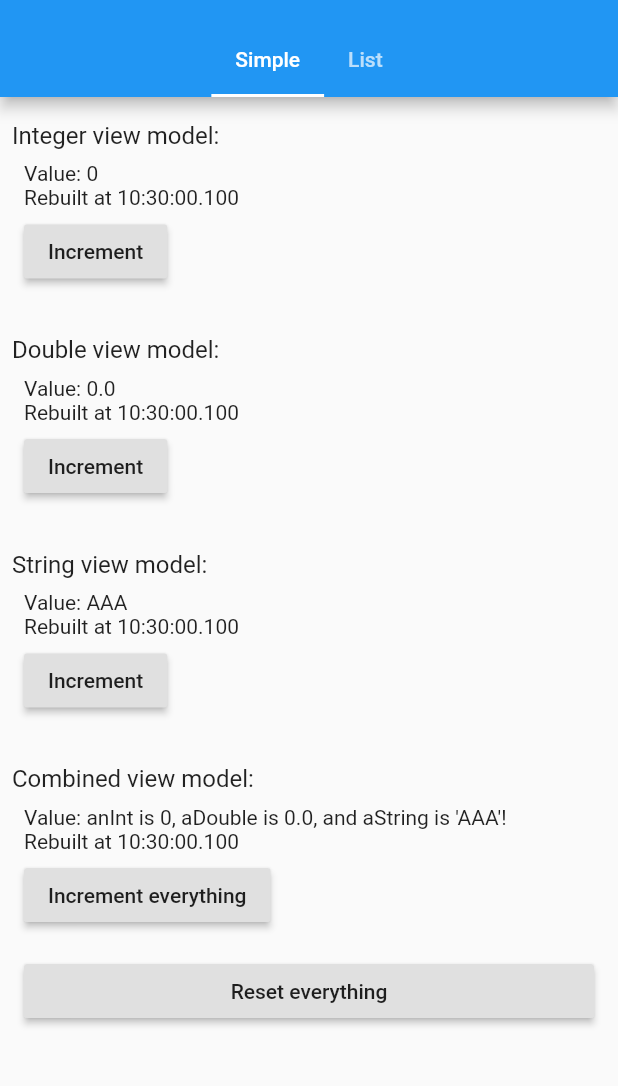
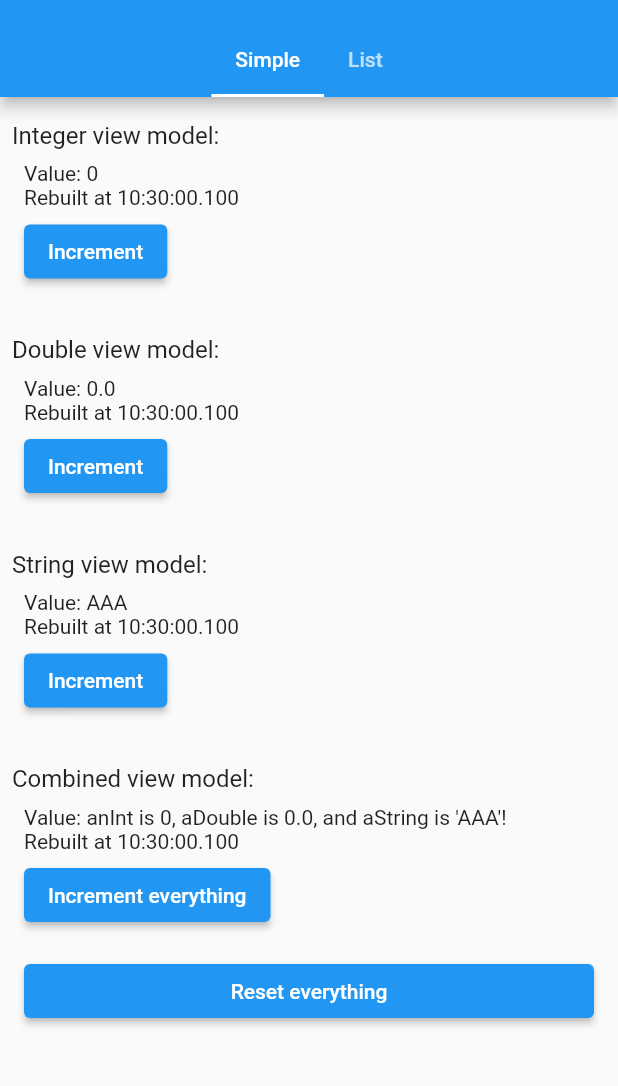
Before and after one commit to RedBrogdon/rebloc, a Flutter app: the screen it shows after launch, on a phone screen of 412 x 824 dp, the part 59-1145 px from its top. Run offline on Flutter 3.47's test engine with Material 2 defaults, Android fonts, the phone set to English and light mode, and no system bars; our stand-ins replace rxdart.

Commit message:
Updating for Flutter 2.

```diff
--- a/example/lib/simple.dart
+++ b/example/lib/simple.dart
@@ -161,7 +161,7 @@ class IntDisplayWidget extends StatelessWidget {
               Text('Value: $viewModel'),
               Text('Rebuilt at $dateStr'),
               SizedBox(height: 4.0),
-              RaisedButton(
+              ElevatedButton(
                 child: Text('Increment'),
                 onPressed: () => dispatcher(IntAction()),
               )
@@ -189,7 +189,7 @@ class DoubleDisplayWidget extends StatelessWidget {
               Text('Value: $viewModel'),
               Text('Rebuilt at $dateStr'),
               SizedBox(height: 4.0),
-              RaisedButton(
+              ElevatedButton(
                 child: Text('Increment'),
                 onPressed: () => dispatcher(DoubleAction()),
               )
@@ -217,7 +217,7 @@ class StringDisplayWidget extends StatelessWidget {
               Text('Value: $viewModel'),
               Text('Rebuilt at $dateStr'),
               SizedBox(height: 4.0),
-              RaisedButton(
+              ElevatedButton(
                 child: Text('Increment'),
                 onPressed: () => dispatcher(StringAction('A')),
               )
@@ -260,7 +260,7 @@ class DescriptionDisplayWidget extends StatelessWidget {
               Text('Value: ${viewModel.description}'),
               Text('Rebuilt at $dateStr'),
               SizedBox(height: 4.0),
-              RaisedButton(
+              ElevatedButton(
                 child: Text('Increment everything'),
                 onPressed: () => dispatcher(DescriptionAction()),
               ),
@@ -318,7 +318,7 @@ class SimpleExamplePage extends StatelessWidget {
               DispatchSubscriber<SimpleAppState>(
                 builder: (context, dispatcher) => Padding(
                   padding: const EdgeInsets.all(8.0),
-                  child: RaisedButton(
+                  child: ElevatedButton(
                     child: Text('Reset everything'),
                     onPressed: () => dispatcher(ResetAction()),
                   ),
```
Also changed, not shown: example/pubspec.lock, pubspec.lock.
